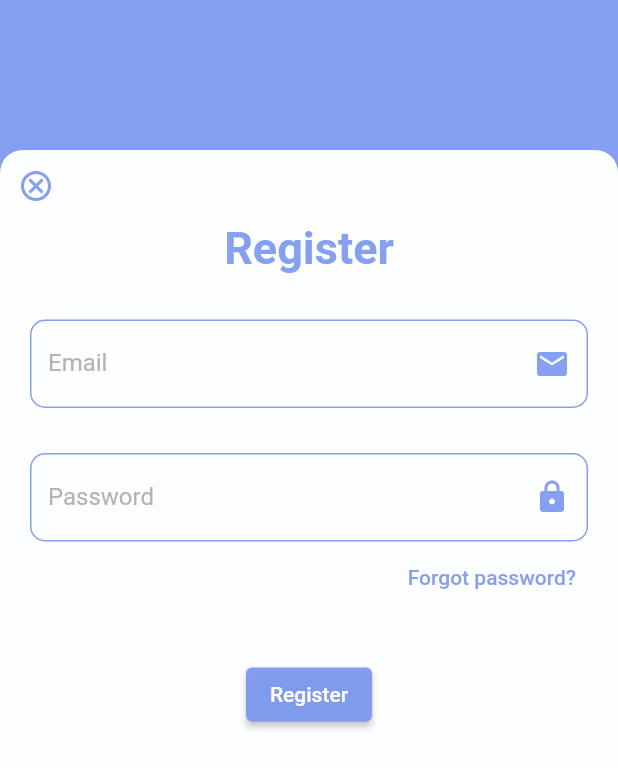
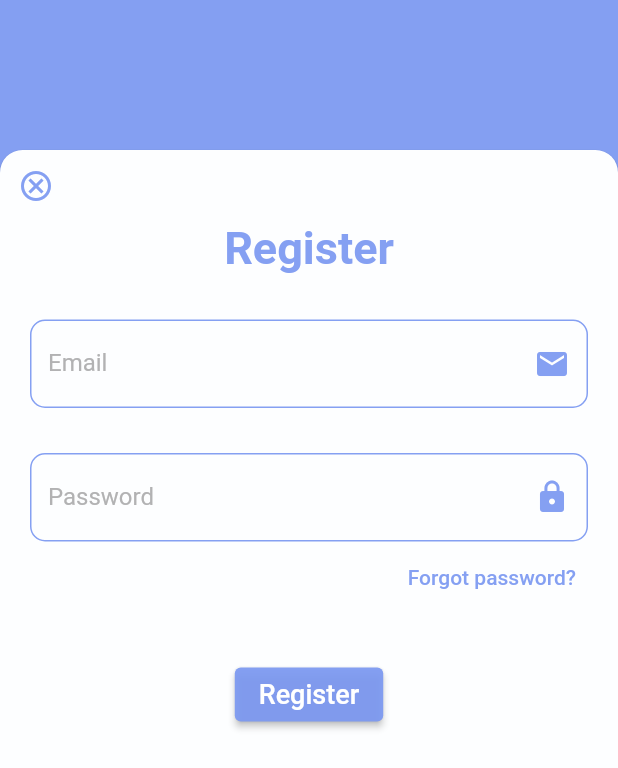
Before and after one commit to shreya2057/QuotesApp, a Flutter app: the RegisterScreen screen opened directly, on a phone screen of 412 x 824 dp. Shown: the top 768 px of the screen. Run offline on Flutter 3.47's test engine with Material 2 defaults, Android fonts, the phone set to English and light mode, and no system bars.

Commit message:
Auth Button updated

```diff
--- a/lib/components/auth_button.dart
+++ b/lib/components/auth_button.dart
@@ -17,7 +17,10 @@ class AuthButton extends StatelessWidget {
           style: ButtonStyle(
               backgroundColor: MaterialStateProperty.all<Color>(
                   const Color.fromARGB(236, 123, 152, 241))),
-          child: Text(label)),
+          child: Text(
+            label,
+            style: const TextStyle(fontSize: 18),
+          )),
     ));
   }
 }
```
